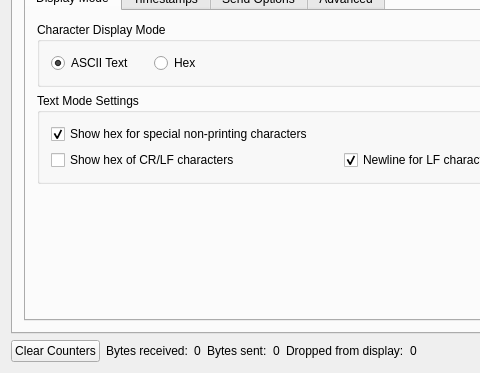
The window that src/mainwindow.ui (noedigcode/SimpleSerial) describes before a commit, drawn with Qt 5; both pictures show x 0 to 480 and y 434 to 807 of the 681 by 807 pixel window.
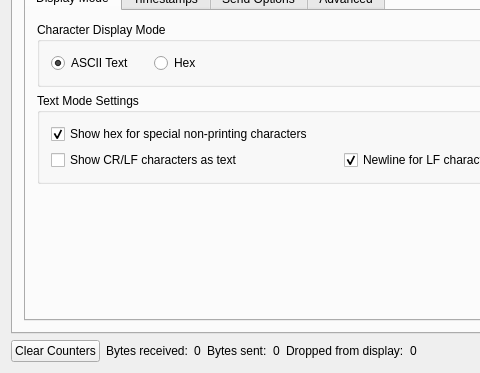
The same window after the commit. The open tabs and pages were chosen to show the change. Icons and pictures are not drawn. Custom widgets are drawn as their Qt base class.

Commit message: Change show CR/LF characters as hex option to show it as <CR> and <LF> text.

Patch:
```diff
--- a/src/mainwindow.ui
+++ b/src/mainwindow.ui
@@ -142,7 +142,7 @@
                    <item row="1" column="0">
                     <widget class="QCheckBox" name="checkBox_showCrLfHex">
                      <property name="text">
-                      <string>Show hex of CR/LF characters</string>
+                      <string>Show CR/LF characters as text</string>
                      </property>
                     </widget>
                    </item>
```
Left out of the diff: 4 changed lines with no effect on the pictures. The commit also changes 2 other files.
